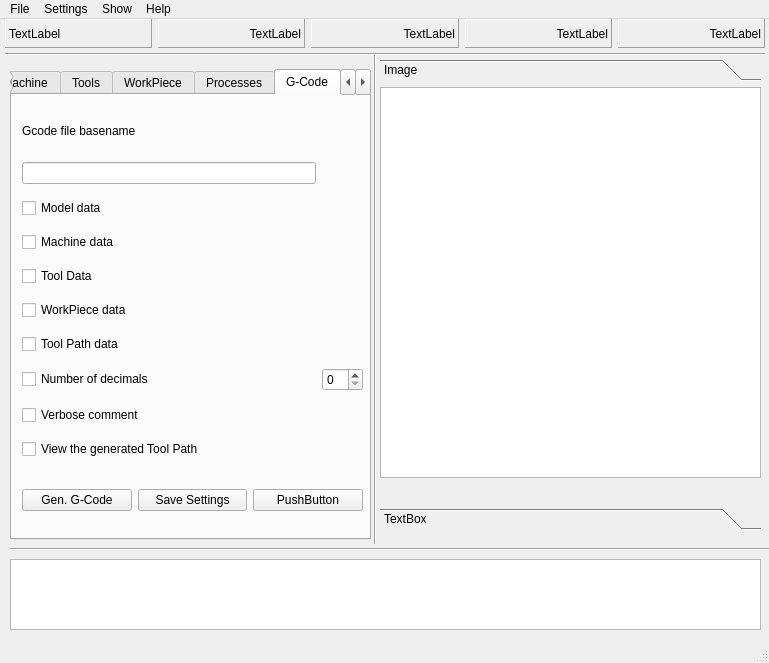
onekk/eurocam-dev, file eurocam.ui: the form before one commit.
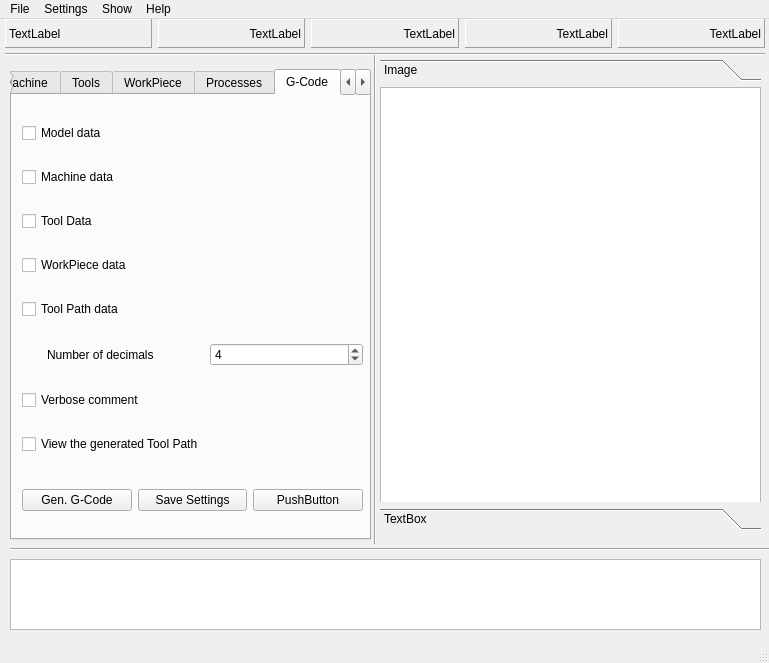
The form after the commit. The open tabs and pages were chosen to show the change.

```diff
--- a/eurocam.ui
+++ b/eurocam.ui
@@ -1301,7 +1301,7 @@
        </rect>
       </property>
       <layout class="QGridLayout" name="gridLayout_6">
-       <item row="4" column="0">
+       <item row="2" column="0">
         <widget class="QCheckBox" name="GCmodel">
          <property name="toolTip">
           <string>&lt;html&gt;&lt;head/&gt;&lt;body&gt;&lt;p&gt;If checked it insert in the G-Code file at the beginning a comment containing:&lt;/p&gt;&lt;p&gt;- model name&lt;/p&gt;&lt;/body&gt;&lt;/html&gt;</string>
@@ -1311,7 +1311,7 @@
          </property>
         </widget>
        </item>
-       <item row="5" column="0">
+       <item row="3" column="0">
         <widget class="QCheckBox" name="GCmachine">
          <property name="toolTip">
           <string>&lt;html&gt;&lt;head/&gt;&lt;body&gt;&lt;p&gt;If checked it insert in the G-Code file at the beginning a comment containing:&lt;/p&gt;&lt;p&gt;&lt;br/&gt;&lt;/p&gt;&lt;p&gt;- Machine name&lt;/p&gt;&lt;/body&gt;&lt;/html&gt;</string>
@@ -1321,7 +1321,7 @@
          </property>
         </widget>
        </item>
-       <item row="8" column="0">
+       <item row="6" column="0">
         <widget class="QCheckBox" name="GCtp">
          <property name="toolTip">
           <string>&lt;html&gt;&lt;head/&gt;&lt;body&gt;&lt;p&gt;If checked it insert in the G-Code file at the beginning a comment containing:&lt;/p&gt;&lt;p&gt;&lt;br/&gt;&lt;/p&gt;&lt;p&gt;- Strategy&lt;/p&gt;&lt;p&gt;- Direction&lt;/p&gt;&lt;p&gt;- Number of slice / Number of slices generated&lt;/p&gt;&lt;p&gt;- Slice height &lt;/p&gt;&lt;/body&gt;&lt;/html&gt;</string>
@@ -1331,7 +1331,7 @@
          </property>
         </widget>
        </item>
-       <item row="6" column="0">
+       <item row="4" column="0">
         <widget class="QCheckBox" name="GCtool">
          <property name="toolTip">
           <string>&lt;html&gt;&lt;head/&gt;&lt;body&gt;&lt;p&gt;If checked it insert in the G-Code file at the beginning a comment containing:&lt;/p&gt;&lt;p&gt;&lt;br/&gt;&lt;/p&gt;&lt;p&gt;- Tool Name&lt;/p&gt;&lt;p&gt;- Tool shape&lt;/p&gt;&lt;p&gt;- Tool Diameter&lt;/p&gt;&lt;p&gt;&lt;br/&gt;&lt;/p&gt;&lt;/body&gt;&lt;/html&gt;</string>
@@ -1341,7 +1341,7 @@
          </property>
         </widget>
        </item>
-       <item row="7" column="0">
+       <item row="5" column="0">
         <widget class="QCheckBox" name="GCwp">
          <property name="toolTip">
           <string>&lt;html&gt;&lt;head/&gt;&lt;body&gt;&lt;p&gt;If checked it insert in the G-Code file at the beginning a comment containing:&lt;/p&gt;&lt;p&gt;&lt;br/&gt;&lt;/p&gt;&lt;p&gt;- Work Piece dimensions&lt;/p&gt;&lt;/body&gt;&lt;/html&gt;</string>
@@ -1351,7 +1351,7 @@
          </property>
         </widget>
        </item>
-       <item row="10" column="0">
+       <item row="8" column="0">
         <widget class="QCheckBox" name="GCverbose">
          <property name="toolTip">
           <string>&lt;html&gt;&lt;head/&gt;&lt;body&gt;&lt;p&gt;Insert into the code some comment :&lt;/p&gt;&lt;p&gt;&lt;br/&gt;&lt;/p&gt;&lt;p&gt;- at the end of the preamble&lt;/p&gt;&lt;p&gt;- at the end of the postamble&lt;/p&gt;&lt;p&gt;- at the end of the pass in the path&lt;/p&gt;&lt;p&gt;- when the tool is raised a the safe height&lt;/p&gt;&lt;p&gt;&lt;br/&gt;&lt;/p&gt;&lt;p&gt;&lt;br/&gt;&lt;/p&gt;&lt;p&gt;&lt;br/&gt;&lt;/p&gt;&lt;/body&gt;&lt;/html&gt;</string>
@@ -1361,51 +1361,20 @@
          </property>
         </widget>
        </item>
-       <item row="0" column="0">
-        <widget class="QLabel" name="label_3">
-         <property name="enabled">
-          <bool>true</bool>
+       <item row="7" column="1">
+        <widget class="QSpinBox" name="GCSBd">
+         <property name="minimum">
+          <number>2</number>
          </property>
-         <property name="sizePolicy">
-          <sizepolicy hsizetype="Preferred" vsizetype="MinimumExpanding">
-           <horstretch>0</horstretch>
-           <verstretch>0</verstretch>
-          </sizepolicy>
+         <property name="maximum">
+          <number>5</number>
          </property>
-         <property name="minimumSize">
-          <size>
-           <width>0</width>
-           <height>25</height>
-          </size>
-         </property>
-         <property name="maximumSize">
-          <size>
-           <width>16777215</width>
-           <height>35</height>
-          </size>
-         </property>
-         <property name="text">
-          <string>Gcode file basename </string>
+         <property name="value">
+          <number>4</number>
          </property>
         </widget>
        </item>
        <item row="9" column="0">
-        <widget class="QCheckBox" name="GCdecimals">
-         <property name="toolTip">
-          <string>&lt;html&gt;&lt;head/&gt;&lt;body&gt;&lt;p&gt;Set the max number of decimals in the G-code (min 2, max 5)&lt;/p&gt;&lt;/body&gt;&lt;/html&gt;</string>
-         </property>
-         <property name="text">
-          <string>Number of decimals</string>
-         </property>
-        </widget>
-       </item>
-       <item row="1" column="0">
-        <widget class="QLineEdit" name="GCT1"/>
-       </item>
-       <item row="9" column="1">
-        <widget class="QSpinBox" name="GCSBd"/>
-       </item>
-       <item row="11" column="0">
         <widget class="QCheckBox" name="GCview">
          <property name="toolTip">
           <string>&lt;html&gt;&lt;head/&gt;&lt;body&gt;&lt;p&gt;Diplay the generated Tool Path at the end of each Tool Path generation, close the window when you have done to generate the next Tool Path&lt;/p&gt;&lt;/body&gt;&lt;/html&gt;</string>
@@ -1415,6 +1384,16 @@
          </property>
         </widget>
        </item>
+       <item row="7" column="0">
+        <widget class="QLabel" name="label_4">
+         <property name="text">
+          <string>Number of decimals </string>
+         </property>
+         <property name="indent">
+          <number>25</number>
+         </property>
+        </widget>
+       </item>
       </layout>
      </widget>
      <widget class="QWidget" name="horizontalLayoutWidget_2">
@@ -1644,8 +1623,8 @@
       <rect>
        <x>0</x>
        <y>0</y>
-       <width>98</width>
-       <height>28</height>
+       <width>381</width>
+       <height>413</height>
       </rect>
      </property>
      <attribute name="label">
@@ -1657,7 +1636,7 @@
         <x>0</x>
         <y>0</y>
         <width>381</width>
-        <height>391</height>
+        <height>421</height>
        </rect>
       </property>
      </widget>
```
Left out of the diff: 4 changed lines with no effect on the pictures.
